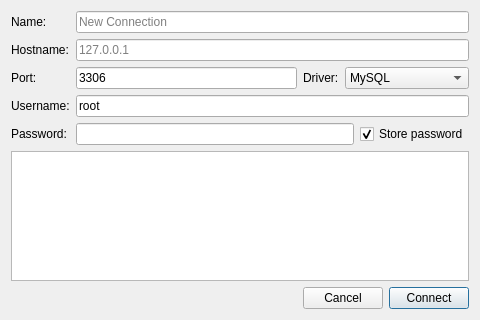
This is ui/dialogs/NewConnection.ui in daqt/daqt as Qt 5 draws it before an edit. The edited form follows.
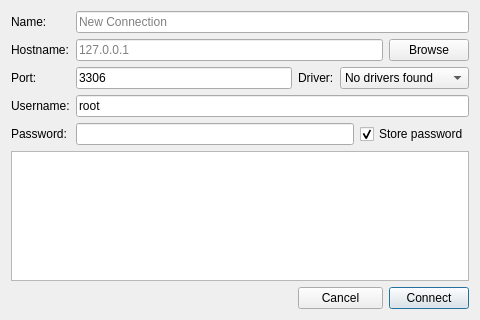
This is the edited form.

Commit message: SQLite connections can now be created

The edit to the form file:
```diff
--- a/ui/dialogs/NewConnection.ui
+++ b/ui/dialogs/NewConnection.ui
@@ -47,21 +47,26 @@
      </property>
     </widget>
    </item>
-   <item row="1" column="1" colspan="5">
-    <widget class="QLineEdit" name="editHostname">
-     <property name="placeholderText">
-      <string>127.0.0.1</string>
-     </property>
-    </widget>
-   </item>
-   <item row="2" column="0">
+   <item row="4" column="0">
     <widget class="QLabel" name="labelPort">
      <property name="text">
       <string>Port:</string>
      </property>
     </widget>
    </item>
-   <item row="2" column="1">
+   <item row="4" column="3" colspan="3">
+    <widget class="QComboBox" name="comboDriver">
+     <property name="currentText">
+      <string>No drivers found</string>
+     </property>
+     <item>
+      <property name="text">
+       <string>No drivers found</string>
+      </property>
+     </item>
+    </widget>
+   </item>
+   <item row="4" column="1">
     <widget class="QLineEdit" name="editPort">
      <property name="inputMethodHints">
       <set>Qt::ImhDigitsOnly</set>
@@ -83,30 +88,21 @@
      </property>
     </widget>
    </item>
-   <item row="2" column="2">
+   <item row="4" column="2">
     <widget class="QLabel" name="labelDriver">
      <property name="text">
       <string>Driver:</string>
      </property>
     </widget>
    </item>
-   <item row="2" column="3" colspan="3">
-    <widget class="QComboBox" name="comboDriver">
-     <item>
-      <property name="text">
-       <string>MySQL</string>
-      </property>
-     </item>
-    </widget>
-   </item>
-   <item row="3" column="0">
+   <item row="5" column="0">
     <widget class="QLabel" name="labelUsername">
      <property name="text">
       <string>Username:</string>
      </property>
     </widget>
    </item>
-   <item row="3" column="1" colspan="5">
+   <item row="5" column="1" colspan="5">
     <widget class="QLineEdit" name="editUsername">
      <property name="text">
       <string>root</string>
@@ -116,14 +112,14 @@
      </property>
     </widget>
    </item>
-   <item row="4" column="0">
+   <item row="6" column="0">
     <widget class="QLabel" name="labelPassword">
      <property name="text">
       <string>Password:</string>
      </property>
     </widget>
    </item>
-   <item row="4" column="1" colspan="3">
+   <item row="6" column="1" colspan="3">
     <widget class="QLineEdit" name="editPassword">
      <property name="inputMethodHints">
       <set>Qt::ImhHiddenText|Qt::ImhNoAutoUppercase|Qt::ImhNoPredictiveText|Qt::ImhSensitiveData</set>
@@ -139,17 +135,7 @@
      </property>
     </widget>
    </item>
-   <item row="4" column="4" colspan="2">
-    <widget class="QCheckBox" name="checkPassword">
-     <property name="text">
-      <string>Store password</string>
-     </property>
-     <property name="checked">
-      <bool>true</bool>
-     </property>
-    </widget>
-   </item>
-   <item row="5" column="0" colspan="6">
+   <item row="7" column="0" colspan="6">
     <widget class="QTextBrowser" name="textError">
      <property name="styleSheet">
       <string notr="true"/>
@@ -166,14 +152,24 @@
      </property>
     </widget>
    </item>
-   <item row="6" column="2" colspan="3">
+   <item row="6" column="4" colspan="2">
+    <widget class="QCheckBox" name="checkPassword">
+     <property name="text">
+      <string>Store password</string>
+     </property>
+     <property name="checked">
+      <bool>true</bool>
+     </property>
+    </widget>
+   </item>
+   <item row="8" column="2" colspan="3">
     <widget class="QPushButton" name="buttonCancel">
      <property name="text">
       <string>Cancel</string>
      </property>
     </widget>
    </item>
-   <item row="6" column="5">
+   <item row="8" column="5">
     <widget class="QPushButton" name="buttonConnect">
      <property name="text">
       <string>Connect</string>
@@ -183,6 +179,20 @@
      </property>
     </widget>
    </item>
+   <item row="1" column="1" colspan="4">
+    <widget class="QLineEdit" name="editHostname">
+     <property name="placeholderText">
+      <string>127.0.0.1</string>
+     </property>
+    </widget>
+   </item>
+   <item row="1" column="5">
+    <widget class="QPushButton" name="buttonBrowse">
+     <property name="text">
+      <string>Browse</string>
+     </property>
+    </widget>
+   </item>
   </layout>
  </widget>
  <tabstops>
```
The commit also changes 9 other files.
